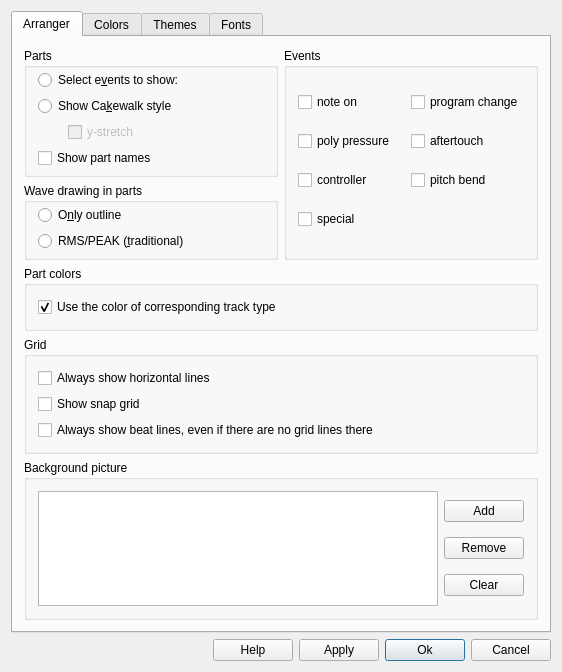
Old version of the form src/muse/components/appearancebase.ui in the repository emrum/muse.
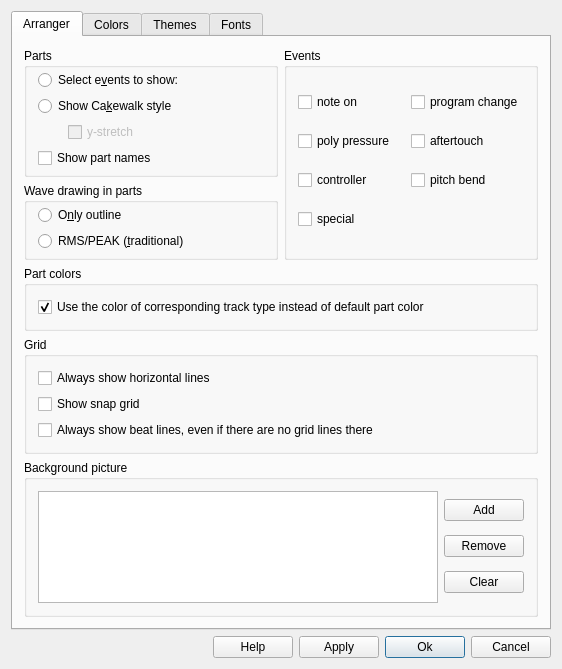
New version of the form. Custom widgets are drawn as their Qt base class.

Commit message: Part color toolbar

Diff of the .ui file:
```diff
--- a/src/muse/components/appearancebase.ui
+++ b/src/muse/components/appearancebase.ui
@@ -7,7 +7,7 @@
     <x>0</x>
     <y>0</y>
     <width>562</width>
-    <height>672</height>
+    <height>669</height>
    </rect>
   </property>
   <property name="windowTitle">
@@ -306,7 +306,7 @@
           <item>
            <widget class="QCheckBox" name="cbUseTrackColorForParts">
             <property name="text">
-             <string>Use the color of corresponding track type</string>
+             <string>Use the color of corresponding track type instead of default part color</string>
             </property>
             <property name="checked">
              <bool>true</bool>
```
The commit also changes 8 other files.
